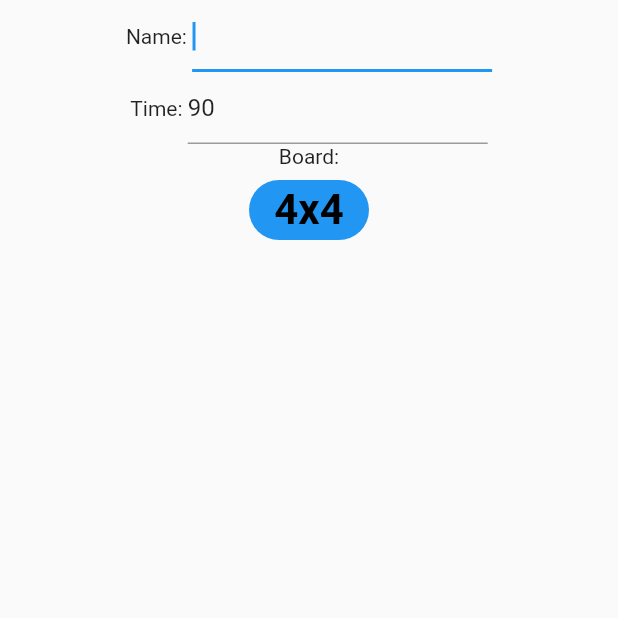
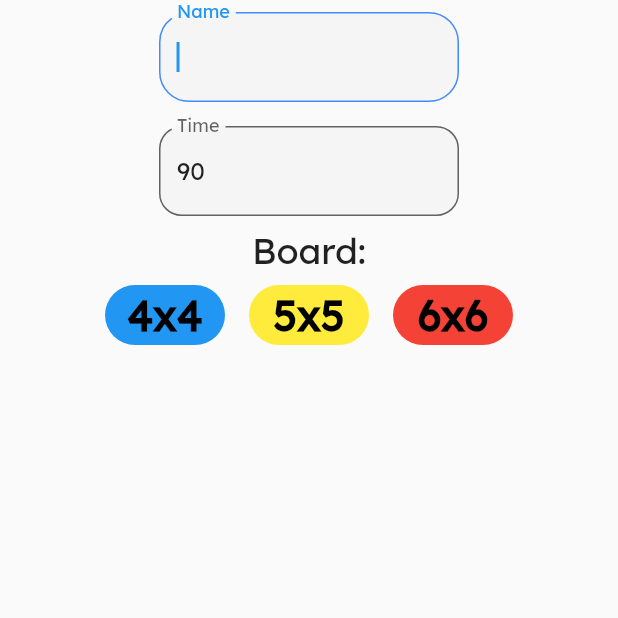
Before and after one commit to TheOmnimax/boggle_flutter, a Flutter app: the screen it shows after launch, after a tap on "Host", on a phone screen of 412 x 824 dp, the top half of it. Run offline on Flutter 3.47's test engine with Material 2 defaults, Android fonts, the phone set to English and light mode, and no system bars; our stand-ins replace equatable, firebase_auth, firebase_core, flutter_bloc, flutter_spinkit, rflutter_alert; accounts and stored records are empty.

Commit message:
Updated buttons and text entry

```diff
--- a/lib/main.dart
+++ b/lib/main.dart
@@ -36,6 +36,12 @@ class Main extends StatelessWidget {
       title: 'Boggle',
       theme: ThemeData(
         primarySwatch: Colors.blue,
+        fontFamily: 'LexandDeca',
+        textTheme: const TextTheme(
+          bodyMedium: TextStyle(
+            fontSize: 24,
+          ),
+        ),
       ),
       initialRoute: '/',
       routes: {
--- a/lib/screens/create_game_screen/create_game_form.dart
+++ b/lib/screens/create_game_screen/create_game_form.dart
@@ -75,6 +75,20 @@ class _GameCreationFormState extends State<GameCreationForm> {
                     color: Colors.blue,
                     formKey: formKey,
                   ),
+                  BoardButton(
+                    width: 5,
+                    height: 5,
+                    createGameFunction: buttonFunction,
+                    color: Colors.yellow,
+                    formKey: formKey,
+                  ),
+                  BoardButton(
+                    width: 6,
+                    height: 6,
+                    createGameFunction: buttonFunction,
+                    color: Colors.red,
+                    formKey: formKey,
+                  ),
                 ],
               )
             ],
--- a/lib/screens/home_screen/home_screen.dart
+++ b/lib/screens/home_screen/home_screen.dart
@@ -1,5 +1,6 @@
 import 'package:boggle_flutter/bloc/app_bloc.dart';
 import 'package:boggle_flutter/constants/constants.dart';
+import 'package:boggle_flutter/screens/board_screen/board_components/components.dart';
 import 'package:boggle_flutter/screens/board_screen/board_screen.dart';
 import 'package:boggle_flutter/screens/create_game_screen/create_game_screen.dart';
 import 'package:boggle_flutter/screens/home_screen/bloc/home_bloc.dart';
@@ -37,7 +38,7 @@ class HomeScreenMain extends StatelessWidget {
     var gameCode = '';
     OverlayEntry? currentOverlay;
     String name = '';
-
+    FocusNode fc = FocusNode();
     return GameArea(
       child: BlocListener<HomeBloc, HomeState>(
         listener: (context, state) {
@@ -67,26 +68,13 @@ class HomeScreenMain extends StatelessWidget {
           }
         },
         child: BlocBuilder<HomeBloc, HomeState>(builder: (context, state) {
-          return Column(
+          return Center(
+            child: Column(
+              crossAxisAlignment: CrossAxisAlignment.center,
               children: [
-              Text('Version 1.0.2'),
-              Row(
-                children: <Widget>[
-                  // TextButton(
-                  //   child: const Text('Solo'),
-                  //   onPressed: () {
-                  //     Navigator.push(
-                  //       context,
-                  //       MaterialPageRoute<void>(
-                  //         builder: (context) => const CreateGame(
-                  //           playerType: PlayerType.solo,
-                  //         ),
-                  //       ),
-                  //     );
-                  //   },
-                  // ),
-                  TextButton(
-                    child: const Text('Host'),
+                Text('Boggle!'),
+                ScreenButton(
+                  label: 'Host',
                   onPressed: () {
                     Navigator.push(
                       context,
@@ -101,7 +89,6 @@ class HomeScreenMain extends StatelessWidget {
                 JoinWidget(),
               ],
             ),
-            ],
           );
         }),
       ),
--- a/lib/screens/home_screen/mode_widgets/home_join.dart
+++ b/lib/screens/home_screen/mode_widgets/home_join.dart
@@ -16,8 +16,8 @@ class JoinWidget extends StatelessWidget {
             ..text = state.name;
           TextEditingController codeTc = TextEditingController()
             ..text = state.roomCode;
-          return TextButton(
-            child: const Text('Join'),
+          return ScreenButton(
+            label: 'Join',
             onPressed: () {
               print(state.errorMessage);
               context.read<HomeBloc>().add(
--- a/lib/shared_widgets/buttons.dart
+++ b/lib/shared_widgets/buttons.dart
@@ -41,3 +41,39 @@ class PopupCloseButton extends DialogButton {
 
   final BuildContext context;
 }
+
+class ScreenButton extends StatelessWidget {
+  const ScreenButton({
+    required this.onPressed,
+    required this.label,
+    Key? key,
+  }) : super(key: key);
+
+  final Function() onPressed;
+  final String label;
+
+  @override
+  Widget build(BuildContext context) {
+    return Padding(
+      padding: const EdgeInsets.all(8.0),
+      child: SizedBox(
+        height: 45,
+        width: 90,
+        child: TextButton(
+          onPressed: onPressed,
+          style: TextButton.styleFrom(
+            foregroundColor: Colors.black,
+            backgroundColor: const Color.fromARGB(100, 158, 208, 240),
+          ),
+          child: Text(
+            label,
+            style: const TextStyle(
+              fontSize: 20.0,
+              fontFamily: 'Lexend Deca',
+            ),
+          ),
+        ),
+      ),
+    );
+  }
+}
--- a/lib/shared_widgets/input.dart
+++ b/lib/shared_widgets/input.dart
@@ -32,8 +32,9 @@ class DataInput extends StatelessWidget {
     return Row(
       mainAxisAlignment: MainAxisAlignment.center,
       children: [
-        Text('$title: '),
-        SizedBox(
+        Padding(
+          padding: const EdgeInsets.all(8.0),
+          child: SizedBox(
             child: TextFormField(
               onChanged: onChanged,
               controller: tc,
@@ -41,10 +42,26 @@ class DataInput extends StatelessWidget {
               autofocus: topInput,
               inputFormatters: inputFormatters,
               maxLength: maxLength,
-            decoration: InputDecoration(counterText: ''),
+              decoration: InputDecoration(
+                counterText: '',
+                filled: true,
+                fillColor: const Color.fromARGB(100, 237, 237, 237),
+                focusedBorder: OutlineInputBorder(
+                  borderRadius: BorderRadius.circular(20),
+                  borderSide: const BorderSide(
+                    color: Colors.blueAccent,
+                    width: 1.0,
+                  ),
+                ),
+                border: OutlineInputBorder(
+                  borderRadius: BorderRadius.circular(15),
+                ),
+                labelText: title,
+              ),
               initialValue: initialValue,
             ),
             width: width,
+          ),
         ),
       ],
     );
```
Also changed, not shown: lib/screens/board_screen/board_components/word_entry.dart (+23 -1 lines), lib/screens/board_screen/board_screen.dart (+16 -15 lines), pubspec.yaml (+4 -35 lines), fonts/LexendDeca-Regular.ttf (added). Lines whose indentation alone changed are shown as unchanged.
